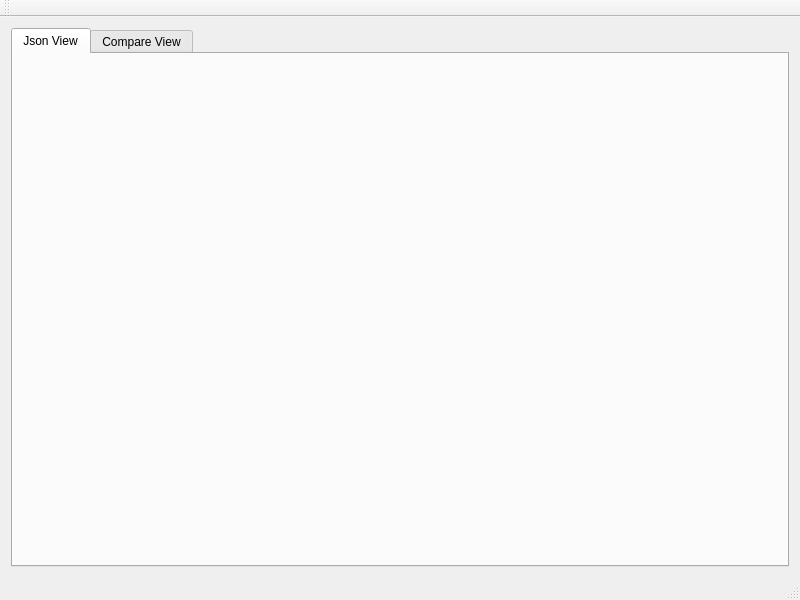
First picture: the form in mainwindow.ui, repository coozoo/qtjsondiff, before the edit.
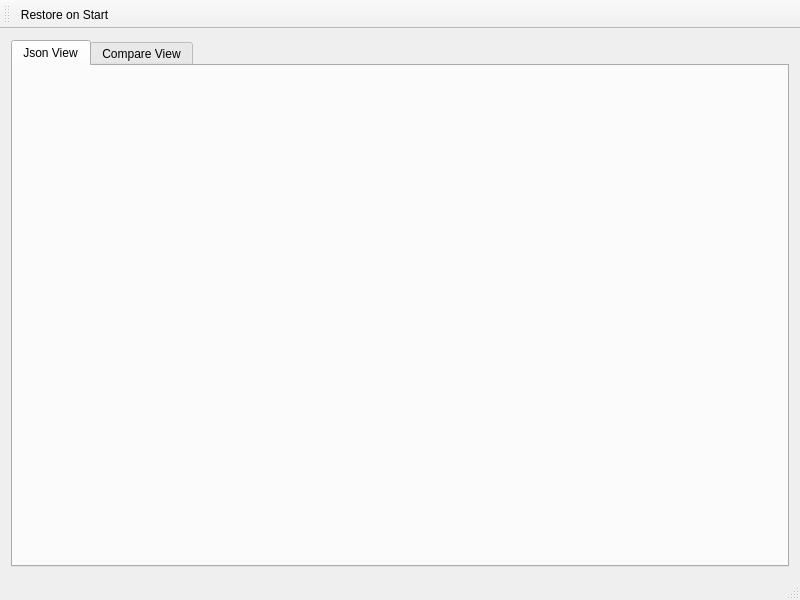
Second picture: the form after the edit.

Commit message: make openLast toolbutton an action in the designer. Less code to maintain.

What changed in the file:
```diff
--- a/mainwindow.ui
+++ b/mainwindow.ui
@@ -57,8 +57,20 @@
    <attribute name="toolBarBreak">
     <bool>false</bool>
    </attribute>
+   <addaction name="openLast_action"/>
   </widget>
   <widget class="QStatusBar" name="statusBar"/>
+  <action name="openLast_action">
+   <property name="checkable">
+    <bool>true</bool>
+   </property>
+   <property name="text">
+    <string>Restore on Start</string>
+   </property>
+   <property name="toolTip">
+    <string>Open last state on application start</string>
+   </property>
+  </action>
  </widget>
  <layoutdefault spacing="6" margin="11"/>
  <resources/>
```
The commit also changes 2 other files.
